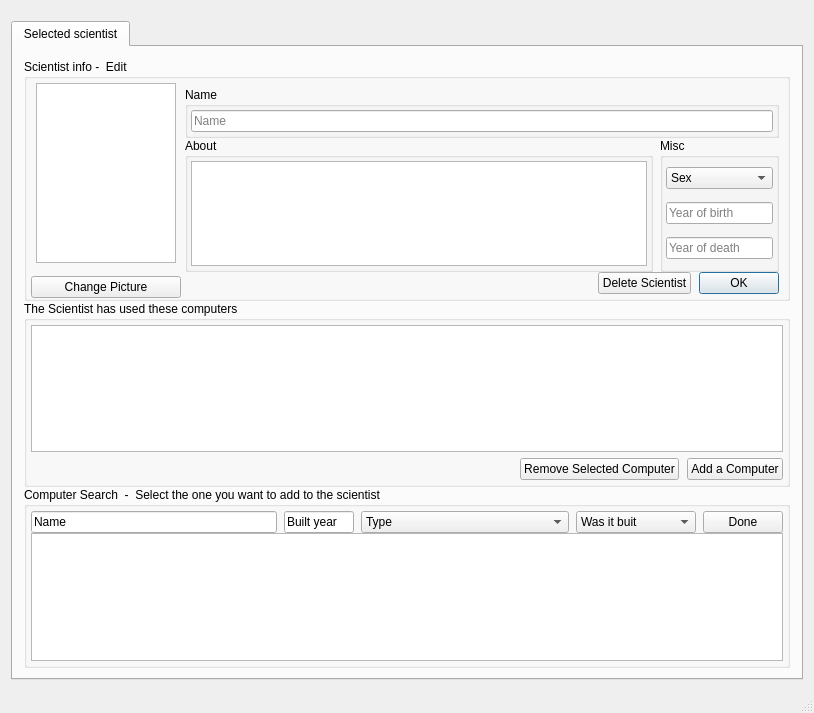
The window that ComputerScientistsW1/mainwindow.ui (Bosos/T-113-VLN1_Hopur3) describes before a commit, drawn with Qt 5.
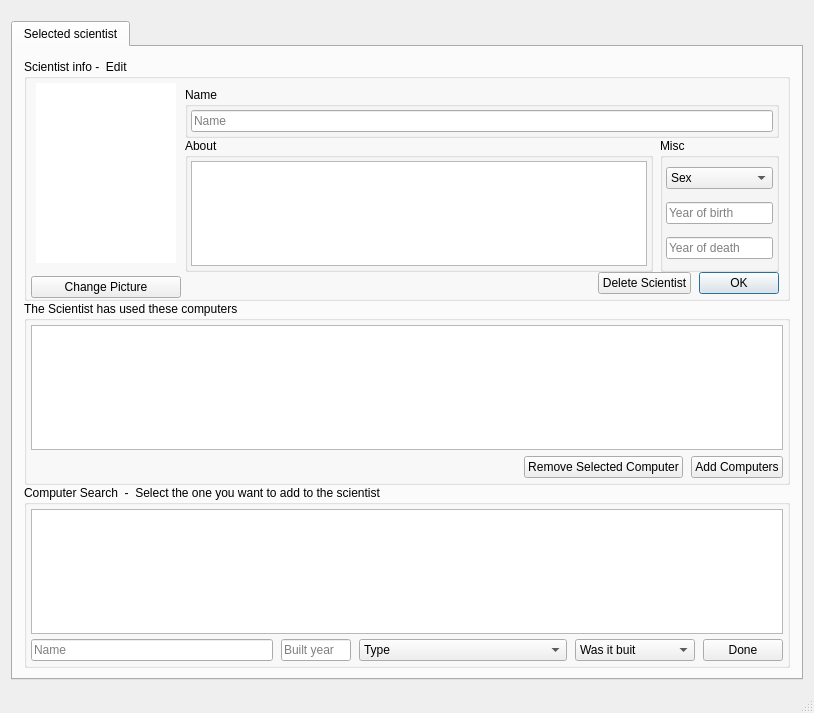
The same window after the commit.

Commit message: changes made according to discussion

The edit to the form file:
```diff
--- a/ComputerScientistsW1/mainwindow.ui
+++ b/ComputerScientistsW1/mainwindow.ui
@@ -267,7 +267,7 @@
                 <number>4</number>
                </property>
                <item>
-                <layout class="QHBoxLayout" name="horizontalLayout_5">
+                <layout class="QHBoxLayout" name="computerSearchButtonRow">
                  <property name="spacing">
                   <number>7</number>
                  </property>
@@ -531,6 +531,18 @@
                      <height>180</height>
                     </size>
                    </property>
+                   <property name="frameShape">
+                    <enum>QFrame::NoFrame</enum>
+                   </property>
+                   <property name="frameShadow">
+                    <enum>QFrame::Plain</enum>
+                   </property>
+                   <property name="lineWidth">
+                    <number>0</number>
+                   </property>
+                   <property name="dragMode">
+                    <enum>QGraphicsView::NoDrag</enum>
+                   </property>
                   </widget>
                  </item>
                  <item alignment="Qt::AlignHCenter|Qt::AlignBottom">
@@ -869,47 +881,58 @@
                 <widget class="QTableView" name="selectedScientistComputerTable"/>
                </item>
                <item>
-                <layout class="QHBoxLayout" name="horizontalLayout_12">
-                 <property name="spacing">
-                  <number>8</number>
-                 </property>
-                 <property name="topMargin">
-                  <number>0</number>
-                 </property>
-                 <item>
-                  <spacer name="horizontalSpacer_3">
-                   <property name="orientation">
-                    <enum>Qt::Horizontal</enum>
-                   </property>
-                   <property name="sizeHint" stdset="0">
-                    <size>
-                     <width>40</width>
-                     <height>20</height>
-                    </size>
-                   </property>
-                  </spacer>
-                 </item>
-                 <item>
-                  <widget class="QPushButton" name="selectedScientistRemoveSelectedComputerPushButton">
-                   <property name="text">
-                    <string>Remove Selected Computer</string>
-                   </property>
-                  </widget>
-                 </item>
-                 <item>
-                  <widget class="QPushButton" name="selectedScientistAddComputer">
-                   <property name="maximumSize">
-                    <size>
-                     <width>140</width>
-                     <height>16777215</height>
-                    </size>
-                   </property>
-                   <property name="text">
-                    <string>Add a Computer</string>
-                   </property>
-                  </widget>
-                 </item>
-                </layout>
+                <widget class="QWidget" name="selectedScientistRemoAddButonWidget" native="true">
+                 <layout class="QHBoxLayout" name="horizontalLayout_5">
+                  <property name="spacing">
+                   <number>8</number>
+                  </property>
+                  <property name="leftMargin">
+                   <number>0</number>
+                  </property>
+                  <property name="topMargin">
+                   <number>0</number>
+                  </property>
+                  <property name="rightMargin">
+                   <number>0</number>
+                  </property>
+                  <property name="bottomMargin">
+                   <number>0</number>
+                  </property>
+                  <item>
+                   <spacer name="horizontalSpacer_3">
+                    <property name="orientation">
+                     <enum>Qt::Horizontal</enum>
+                    </property>
+                    <property name="sizeHint" stdset="0">
+                     <size>
+                      <width>381</width>
+                      <height>20</height>
+                     </size>
+                    </property>
+                   </spacer>
+                  </item>
+                  <item>
+                   <widget class="QPushButton" name="selectedScientistRemoveSelectedComputerPushButton">
+                    <property name="text">
+                     <string>Remove Selected Computer</string>
+                    </property>
+                   </widget>
+                  </item>
+                  <item>
+                   <widget class="QPushButton" name="selectedScientistAddComputer">
+                    <property name="maximumSize">
+                     <size>
+                      <width>140</width>
+                      <height>16777215</height>
+                     </size>
+                    </property>
+                    <property name="text">
+                     <string>Add Computers</string>
+                    </property>
+                   </widget>
+                  </item>
+                 </layout>
+                </widget>
                </item>
               </layout>
              </widget>
@@ -921,7 +944,7 @@
               </property>
               <layout class="QVBoxLayout" name="verticalLayout_2">
                <property name="spacing">
-                <number>0</number>
+                <number>5</number>
                </property>
                <property name="leftMargin">
                 <number>4</number>
@@ -935,10 +958,13 @@
                <property name="bottomMargin">
                 <number>4</number>
                </property>
+               <item>
+                <widget class="QTableView" name="selectedScientistComputerSearchTableView"/>
+               </item>
                <item>
                 <layout class="QHBoxLayout" name="selectedScientistComputerSearchButtonRow">
                  <property name="spacing">
-                  <number>7</number>
+                  <number>8</number>
                  </property>
                  <property name="leftMargin">
                   <number>0</number>
@@ -955,6 +981,9 @@
                  <item>
                   <widget class="QLineEdit" name="selectedScientistComputerSearchNameField">
                    <property name="text">
+                    <string/>
+                   </property>
+                   <property name="placeholderText">
                     <string>Name</string>
                    </property>
                   </widget>
@@ -968,6 +997,9 @@
                     </size>
                    </property>
                    <property name="text">
+                    <string/>
+                   </property>
+                   <property name="placeholderText">
                     <string>Built year</string>
                    </property>
                   </widget>
@@ -1020,9 +1052,6 @@
                  </item>
                 </layout>
                </item>
-               <item>
-                <widget class="QTableView" name="selectedScientistComputerSearchTableView"/>
-               </item>
               </layout>
              </widget>
             </item>
```
Left out of the diff: 593 changed lines with no effect on the pictures. The commit also changes 2 other files.
